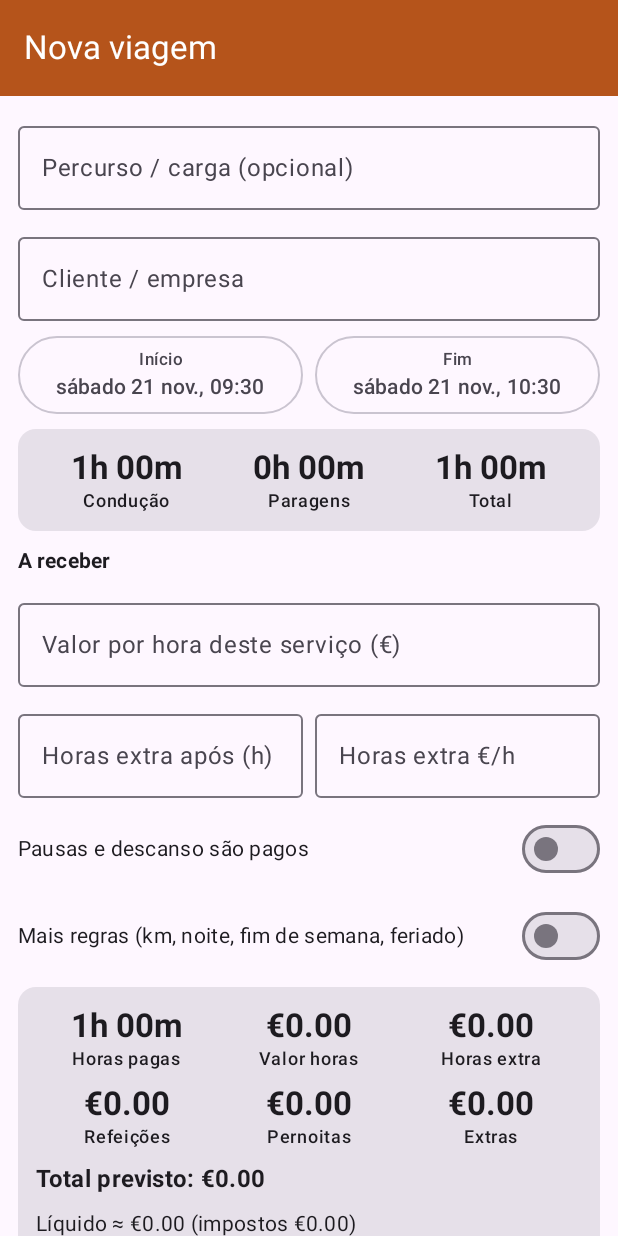
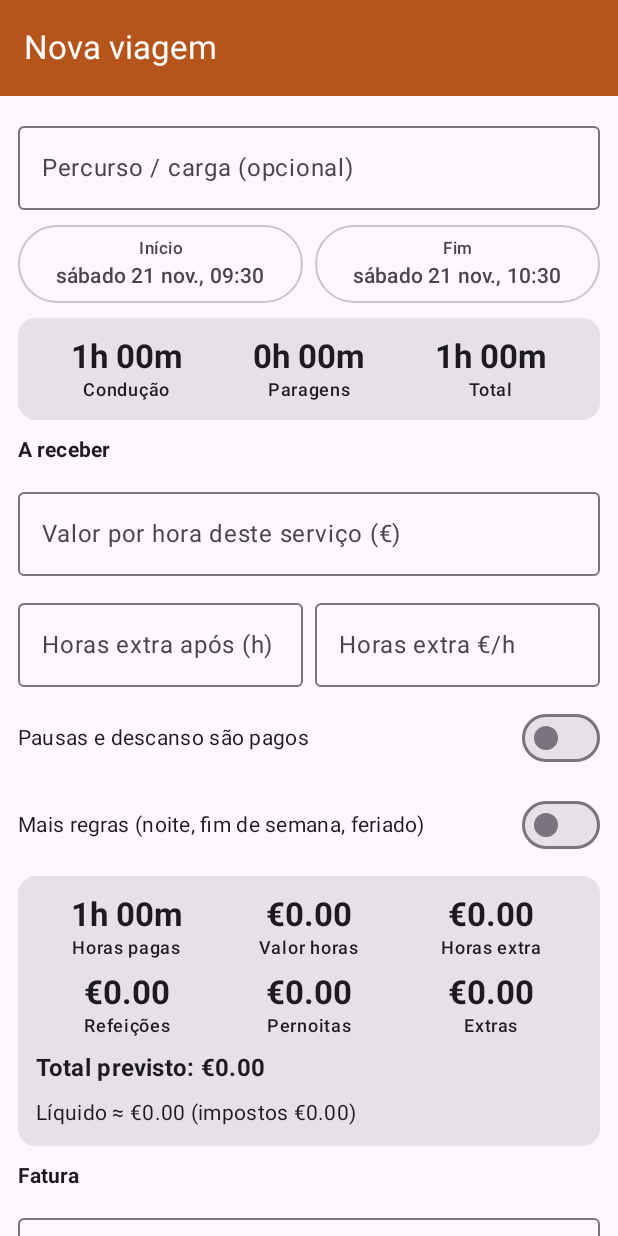
Before and after one commit to Qcenaman/Francesinha, an Android app built with Jetpack Compose: the screen it shows after launch (MainActivity), after a tap on "+ Nova viagem", on a phone screen of 412 x 824 dp. Run offline under Robolectric (Android 15) with nearby library versions, the phone set to English and light mode, and no system bars.

Commit message:
Francesinha 2.1.0 – simpler pay
What's changed:
- Removed the client / employer field and the totals per client (he always works for the same company)
- Removed pay per km from trips, Settings, totals and the spreadsheet (he's paid by the hour)
- The spreadsheet export no longer has the client, km pay and GPS km columns

Co-Authored-By: Claude Opus 5.5 <noreply@anthropic.com>
Claude-Session: https://claude.ai/code/session_0166meMQT2fUanWM5StgGhEV

```diff
--- a/app/build.gradle.kts
+++ b/app/build.gradle.kts
@@ -12,8 +12,8 @@ android {
         applicationId = "com.qcenaman.francesinha"
         minSdk = 26
         targetSdk = 35
-        versionCode = 4
-        versionName = "2.0.0"
+        versionCode = 5
+        versionName = "2.1.0"
     }
 
     signingConfigs {
--- a/app/src/main/java/com/qcenaman/francesinha/data/Codec.kt
+++ b/app/src/main/java/com/qcenaman/francesinha/data/Codec.kt
@@ -92,10 +92,10 @@ object Codec {
             .opt("hourlyRate", s.hourlyRate).put("paidBreaks", s.paidBreaks)
             .opt("overtimeAfterMin", s.overtimeAfterMin).opt("overtimeRate", s.overtimeRate)
             .opt("invoiceEuros", s.invoiceEuros).opt("plannedEuros", s.plannedEuros)
-            .opt("perKmRate", s.perKmRate).opt("nightPct", s.nightPct).opt("weekendPct", s.weekendPct)
+            .opt("nightPct", s.nightPct).opt("weekendPct", s.weekendPct)
             .opt("holidayPct", s.holidayPct).put("holiday", s.holiday)
             .put("nightFromHour", s.nightFromHour).put("nightToHour", s.nightToHour)
-            .put("client", s.client).put("photos", JSONArray(s.photos))
+            .put("photos", JSONArray(s.photos))
             .opt("startLat", s.startLat).opt("startLon", s.startLon)
             .opt("endLat", s.endLat).opt("endLon", s.endLon)
             .put("pauses", pauses)
@@ -122,14 +122,12 @@ object Codec {
             overtimeRate = o.doubleOrNull("overtimeRate"),
             invoiceEuros = o.doubleOrNull("invoiceEuros"),
             plannedEuros = o.doubleOrNull("plannedEuros"),
-            perKmRate = o.doubleOrNull("perKmRate"),
             nightPct = o.doubleOrNull("nightPct"),
             weekendPct = o.doubleOrNull("weekendPct"),
             holidayPct = o.doubleOrNull("holidayPct"),
             holiday = o.optBoolean("holiday", false),
             nightFromHour = o.optInt("nightFromHour", 22),
             nightToHour = o.optInt("nightToHour", 7),
-            client = o.optString("client", ""),
             photos = o.optJSONArray("photos")?.let { a -> (0 until a.length()).map { a.getString(it) } } ?: emptyList(),
             pauses = (0 until arr.length()).map { pauseFromJson(arr.getJSONObject(it)) },
             extras = (0 until ex.length()).map { extraFromJson(ex.getJSONObject(it)) },
--- a/app/src/main/java/com/qcenaman/francesinha/data/Prefs.kt
+++ b/app/src/main/java/com/qcenaman/francesinha/data/Prefs.kt
@@ -99,21 +99,17 @@ object Prefs {
         sp(ctx).edit().putString("presets", Codec.encodePresets(list)).apply()
 
 
-    fun lastClient(ctx: Context): String = sp(ctx).getString("lastClient", "") ?: ""
-    fun setLastClient(ctx: Context, v: String) = sp(ctx).edit().putString("lastClient", v).apply()
 
     /** A new trip with the default pay settings filled in. */
     fun newSessionDefaults(ctx: Context, s: com.qcenaman.francesinha.model.Session) = s.copy(
         hourlyRate = s.hourlyRate ?: rate(ctx),
         overtimeAfterMin = s.overtimeAfterMin ?: overtimeAfterMin(ctx),
         overtimeRate = s.overtimeRate ?: overtimeRate(ctx),
-        perKmRate = s.perKmRate ?: num(ctx, "perKm"),
         nightPct = s.nightPct ?: num(ctx, "nightPct"),
         weekendPct = s.weekendPct ?: num(ctx, "weekendPct"),
         holidayPct = s.holidayPct ?: num(ctx, "holidayPct"),
         nightFromHour = nightFromHour(ctx),
         nightToHour = nightToHour(ctx),
-        client = s.client.ifBlank { lastClient(ctx) },
     )
 
     /** Every setting, for backups. */
--- a/app/src/main/java/com/qcenaman/francesinha/logic/Csv.kt
+++ b/app/src/main/java/com/qcenaman/francesinha/logic/Csv.kt
@@ -10,7 +10,7 @@ object Csv {
 
     fun export(sessions: List<Session>, now: Long): String {
         val sb = StringBuilder()
-        sb.append("date,start,end,client,title,driving_h,pauses_h,total_h,km,gps_km,odo_start,odo_end,paid_h,eur_per_hour,hours_pay,overtime_h,overtime_pay,km_pay,night_weekend_holiday_pay,meals,sleepovers,meals_eur,sleepovers_eur,prizes_supplements_discounts_custom_eur,expenses_eur,refunded_eur,expected_pay_eur,planned_eur,invoice_eur,invoice_diff_eur,pauses,extras,notes\n")
+        sb.append("date,start,end,title,driving_h,pauses_h,total_h,km,odo_start,odo_end,paid_h,eur_per_hour,hours_pay,overtime_h,overtime_pay,night_weekend_holiday_pay,meals,sleepovers,meals_eur,sleepovers_eur,prizes_supplements_discounts_custom_eur,expenses_eur,refunded_eur,expected_pay_eur,planned_eur,invoice_eur,invoice_diff_eur,pauses,extras,notes\n")
         for (s in sessions.sortedBy { it.start }) {
             val pauses = s.pauses.joinToString(" | ") { p ->
                 "${p.type.label} ${Fmt.time(p.start)}-${p.end?.let { Fmt.time(it) } ?: "now"}" +
@@ -20,13 +20,11 @@ object Csv {
                 Fmt.isoDate(s.start),
                 Fmt.time(s.start),
                 s.end?.let { Fmt.time(it) } ?: "",
-                s.client,
                 s.title,
                 Fmt.hours(Stats.drivingMs(s, now)),
                 Fmt.hours(Stats.pauseMs(s, now)),
                 Fmt.hours(Stats.totalMs(s, now)),
                 Fmt.num(s.km()),
-                Fmt.num(s.gpsMeters / 1000.0),
                 s.odoStart?.let { Fmt.num(it) } ?: "",
                 s.odoEnd?.let { Fmt.num(it) } ?: "",
                 Fmt.hours(Stats.paidMs(s, now)),
@@ -34,7 +32,6 @@ object Csv {
                 money(Stats.hourPay(s, now)),
                 Fmt.hours(Stats.overtimeMs(s, now)),
                 money(Stats.overtimePay(s, now)),
-                money(Stats.kmPay(s)),
                 money(Stats.supplementPay(s, now)),
                 s.extras.count { it.type.isMeal }.toString(),
                 s.extras.count { it.type.isSleepover }.toString(),
--- a/app/src/main/java/com/qcenaman/francesinha/logic/SessionOps.kt
+++ b/app/src/main/java/com/qcenaman/francesinha/logic/SessionOps.kt
@@ -49,7 +49,6 @@ object SessionOps {
             paidBreaks = prev.paidBreaks || cur.paidBreaks,
             overtimeAfterMin = prev.overtimeAfterMin ?: cur.overtimeAfterMin,
             overtimeRate = prev.overtimeRate ?: cur.overtimeRate,
-            client = prev.client.ifBlank { cur.client },
             photos = prev.photos + cur.photos,
             holiday = prev.holiday || cur.holiday,
             invoiceEuros = if (prev.invoiceEuros != null || cur.invoiceEuros != null) (prev.invoiceEuros ?: 0.0) + (cur.invoiceEuros ?: 0.0) else null,
--- a/app/src/main/java/com/qcenaman/francesinha/logic/Stats.kt
+++ b/app/src/main/java/com/qcenaman/francesinha/logic/Stats.kt
@@ -22,7 +22,6 @@ data class Totals(
     val hourPay: Double = 0.0,
     val overtimePay: Double = 0.0,
     val adjustEuros: Double = 0.0,
-    val kmPay: Double = 0.0,
     val supplementPay: Double = 0.0,
     val nightMs: Long = 0,
     val weekendMs: Long = 0,
@@ -35,7 +34,7 @@ data class Totals(
     val invoicedTrips: Int = 0,
 ) {
     /** Everything earned (gross): hours, overtime, supplements, km, meals, sleepovers, extras, refunds. */
-    val euros: Double get() = hourPay + overtimePay + supplementPay + kmPay + mealEuros + sleepoverEuros + adjustEuros + refundedEuros
+    val euros: Double get() = hourPay + overtimePay + supplementPay + mealEuros + sleepoverEuros + adjustEuros + refundedEuros
     val invoiceDiff: Double get() = invoiced - invoicedExpected
 }
 
@@ -143,11 +142,9 @@ object Stats {
         return rate * (night + weekend + holiday) / 100.0 / H
     }
 
-    fun kmPay(s: Session): Double = (s.perKmRate ?: 0.0) * s.km()
-
     /** Pay for the work itself; % custom items are worked out from this. */
     fun workPay(s: Session, now: Long): Double =
-        hourPay(s, now) + overtimePay(s, now) + supplementPay(s, now) + kmPay(s)
+        hourPay(s, now) + overtimePay(s, now) + supplementPay(s, now)
 
     fun extraValue(e: com.qcenaman.francesinha.model.Extra, s: Session, now: Long): Double {
         val pct = e.percent
@@ -213,7 +210,6 @@ object Stats {
             hourPay = list.sumOf { hourPay(it, now) },
             overtimePay = list.sumOf { overtimePay(it, now) },
             adjustEuros = list.sumOf { adjustEuros(it, now) },
-            kmPay = list.sumOf { kmPay(it) },
             supplementPay = list.sumOf { supplementPay(it, now) },
             nightMs = list.sumOf { nightMs(it, now) },
             weekendMs = list.sumOf { weekendMs(it, now) },
--- a/app/src/main/java/com/qcenaman/francesinha/logic/Translations.kt
+++ b/app/src/main/java/com/qcenaman/francesinha/logic/Translations.kt
@@ -8,7 +8,6 @@ object Translations {
         "%d meals · %d sleepovers · extras %s" to "%d refeições · %d pernoitas · extras %s",
         "%d stop (%s)" to "%d paragem (%s)",
         "%d stops (%s)" to "%d paragens (%s)",
-        "%d trips · paid %s · %s" to "%d viagens · pago %s · %s",
         "%d trips · stops %s" to "%d viagens · paragens %s",
         "%s at %s/h" to "%s a %s/h",
         "(incl. %s overtime)" to "(incl. %s de horas extra)",
@@ -33,11 +32,9 @@ object Translations {
         "Breaks and rest are paid" to "Pausas e descanso são pagos",
         "Breaks and stops" to "Pausas e paragens",
         "Breaks must be inside the trip times." to "As pausas têm de estar dentro do horário da viagem.",
-        "By client" to "Por cliente",
         "By day" to "Por dia",
         "Cancel" to "Cancelar",
         "Choose photo" to "Escolher foto",
-        "Client / employer" to "Cliente / empresa",
         "Custom" to "Personalizado",
         "Custom items" to "Itens personalizados",
         "Deduct (instead of add)" to "Descontar (em vez de somar)",
@@ -64,6 +61,7 @@ object Translations {
         "Expense" to "Despesa",
         "Expenses %s (refunded %s)" to "Despesas %s (reembolsado %s)",
         "Export / share as spreadsheet (CSV)" to "Exportar / partilhar como folha de cálculo (CSV)",
+        "Extra % on the hourly rate. Leave empty if not used." to "% extra sobre o valor por hora. Deixe vazio se não usar.",
         "Extras" to "Extras",
         "Filled in on each new trip; change it on a trip when a job pays differently." to "Preenchido em cada viagem nova; altere na viagem quando um serviço paga diferente.",
         "Final invoice amount (€)" to "Valor final da fatura (€)",
@@ -86,11 +84,9 @@ object Translations {
         "Keep" to "Manter",
         "Kilometres" to "Quilómetros",
         "Km driven (or use the odometer above)" to "Km feitos (ou use o conta-km acima)",
-        "Km pay" to "Valor km",
         "Language" to "Idioma",
         "Last month" to "Mês passado",
         "Last week" to "Semana passada",
-        "Leave empty if not used. Pay per hour stays the main rate." to "Deixe vazio se não usar. O valor por hora continua a ser o principal.",
         "Loading / Unloading" to "Carga / Descarga",
         "Lunch" to "Almoço",
         "Make a backup" to "Fazer cópia de segurança",
@@ -102,7 +98,7 @@ object Translations {
         "Meals, sleepovers, prizes, supplements, discounts, custom items and expenses go here." to "Refeições, pernoitas, prémios, suplementos, descontos, itens personalizados e despesas ficam aqui.",
         "Month pay" to "Pagamento do mês",
         "More pay rules (defaults for new trips)" to "Mais regras de pagamento (para viagens novas)",
-        "More pay rules (km, night, weekend, holiday)" to "Mais regras (km, noite, fim de semana, feriado)",
+        "More pay rules (night, weekend, holiday)" to "Mais regras (noite, fim de semana, feriado)",
         "Name" to "Nome",
         "Net: %s" to "Líquido: %s",
         "New trip" to "Nova viagem",
@@ -132,7 +128,6 @@ object Translations {
         "Pay" to "A receber",
         "Pay %s" to "A receber %s",
         "Pay per hour for this job (€)" to "Valor por hora deste serviço (€)",
-        "Pay per km (€)" to "Valor por km (€)",
         "Payslip / invoice received for %s (€)" to "Recibo / fatura recebido de %s (€)",
         "Percentage instead of a fixed amount" to "Percentagem em vez de valor fixo",
         "Planned: %s" to "Planeado: %s",
@@ -199,7 +194,6 @@ object Translations {
         "%d meals · %d sleepovers · extras %s" to "%d repas · %d nuits · extras %s",
         "%d stop (%s)" to "%d arrêt (%s)",
         "%d stops (%s)" to "%d arrêts (%s)",
-        "%d trips · paid %s · %s" to "%d trajets · payé %s · %s",
         "%d trips · stops %s" to "%d trajets · arrêts %s",
         "%s at %s/h" to "%s à %s/h",
         "(incl. %s overtime)" to "(dont %s d'heures sup.)",
@@ -224,11 +218,9 @@ object Translations {
         "Breaks and rest are paid" to "Pauses et repos payés",
         "Breaks and stops" to "Pauses et arrêts",
         "Breaks must be inside the trip times." to "Les pauses doivent être dans les horaires du trajet.",
-        "By client" to "Par client",
         "By day" to "Par jour",
         "Cancel" to "Annuler",
         "Choose photo" to "Choisir une photo",
-        "Client / employer" to "Client / employeur",
         "Custom" to "Personnalisé",
         "Custom items" to "Éléments personnalisés",
         "Deduct (instead of add)" to "Déduire (au lieu d'ajouter)",
@@ -255,6 +247,7 @@ object Translations {
         "Expense" to "Dépense",
         "Expenses %s (refunded %s)" to "Dépenses %s (remboursé %s)",
         "Export / share as spreadsheet (CSV)" to "Exporter / partager en tableur (CSV)",
+        "Extra % on the hourly rate. Leave empty if not used." to "% en plus du taux horaire. Laissez vide si non utilisé.",
         "Extras" to "Extras",
         "Filled in on each new trip; change it on a trip when a job pays differently." to "Rempli sur chaque nouveau trajet ; modifiez-le si un travail paie différemment.",
         "Final invoice amount (€)" to "Montant final de la facture (€)",
@@ -277,11 +270,9 @@ object Translations {
         "Keep" to "Garder",
         "Kilometres" to "Kilomètres",
         "Km driven (or use the odometer above)" to "Km parcourus (ou utilisez le compteur ci-dessus)",
-        "Km pay" to "Paie km",
         "Language" to "Langue",
         "Last month" to "Mois dernier",
         "Last week" to "Semaine dernière",
-        "Leave empty if not used. Pay per hour stays the main rate." to "Laissez vide si non utilisé. Le taux horaire reste le principal.",
         "Loading / Unloading" to "Chargement / Déchargement",
         "Lunch" to "Déjeuner",
         "Make a backup" to "Faire une sauvegarde",
@@ -293,7 +284,7 @@ object Translations {
         "Meals, sleepovers, prizes, supplements, discounts, custom items and expenses go here." to "Repas, nuits, primes, suppléments, déductions, éléments perso et dépenses vont ici.",
         "Month pay" to "Paie du mois",
         "More pay rules (defaults for new trips)" to "Autres règles de paie (nouveaux trajets)",
-        "More pay rules (km, night, weekend, holiday)" to "Autres règles (km, nuit, week-end, férié)",
+        "More pay rules (night, weekend, holiday)" to "Autres règles (nuit, week-end, férié)",
         "Name" to "Nom",
         "Net: %s" to "Net : %s",
         "New trip" to "Nouveau trajet",
@@ -323,7 +314,6 @@ object Translations {
         "Pay" to "Paie",
         "Pay %s" to "Paie %s",
         "Pay per hour for this job (€)" to "Taux horaire de ce travail (€)",
-        "Pay per km (€)" to "Paie par km (€)",
         "Payslip / invoice received for %s (€)" to "Fiche de paie / facture reçue pour %s (€)",
         "Percentage instead of a fixed amount" to "Pourcentage au lieu d'un montant fixe",
         "Planned: %s" to "Planifié : %s",
--- a/app/src/main/java/com/qcenaman/francesinha/model/Models.kt
+++ b/app/src/main/java/com/qcenaman/francesinha/model/Models.kt
@@ -105,8 +105,6 @@ data class Session(
     val invoiceEuros: Double? = null,
     /** Expected pay entered before the trip (to compare with the invoice). */
     val plannedEuros: Double? = null,
-    /** Pay per km (null = not paid per km). */
-    val perKmRate: Double? = null,
     /** Extra % on the hourly rate for paid time at night / on weekends / on a holiday. */
     val nightPct: Double? = null,
     val weekendPct: Double? = null,
@@ -115,8 +113,6 @@ data class Session(
     /** Night window, hours of the day (wraps past midnight). */
     val nightFromHour: Int = 22,
     val nightToHour: Int = 7,
-    /** Employer / client this trip was for. */
-    val client: String = "",
     /** Receipt / invoice photo file names (in the app's receipts folder). */
     val photos: List<String> = emptyList(),
     val pauses: List<Pause> = emptyList(),
--- a/app/src/main/java/com/qcenaman/francesinha/ui/EditScreen.kt
+++ b/app/src/main/java/com/qcenaman/francesinha/ui/EditScreen.kt
@@ -80,7 +80,6 @@ fun EditScreen(modifier: Modifier, id: Long, onDone: () -> Unit) {
             value = s.title, onValueChange = { s = s.copy(title = it) },
             label = { Text(tr("Route / load (optional)")) }, modifier = Modifier.fillMaxWidth(), singleLine = true,
         )
-        ClientField(s.client) { s = s.copy(client = it) }
 
         Row(horizontalArrangement = Arrangement.spacedBy(8.dp)) {
             OutlinedButton(onClick = { pickDateTime(ctx, s.start) { s = s.copy(start = it) } }, Modifier.weight(1f)) {
@@ -227,7 +226,6 @@ fun EditScreen(modifier: Modifier, id: Long, onDone: () -> Unit) {
                 invoiceEuros = parseNum(invoice),
             )
             Store.upsert(saved)
-            if (saved.client.isNotBlank()) Prefs.setLastClient(ctx, saved.client)
             onDone()
         }, Modifier.fillMaxWidth().height(52.dp)) { Text(tr("Save")) }
 
@@ -311,11 +309,10 @@ fun PayEditor(s: Session, now: Long, onChange: (Session) -> Unit) {
     var rate by remember(s.id) { mutableStateOf(s.hourlyRate?.let { money(it) } ?: "") }
     var otAfter by remember(s.id) { mutableStateOf(s.overtimeAfterMin?.let { Fmt.num(it / 60.0) } ?: "") }
     var otRate by remember(s.id) { mutableStateOf(s.overtimeRate?.let { money(it) } ?: "") }
-    var perKm by remember(s.id) { mutableStateOf(s.perKmRate?.let { String.format(java.util.Locale.US, "%.3f", it) } ?: "") }
     var night by remember(s.id) { mutableStateOf(s.nightPct?.let { Fmt.num(it) } ?: "") }
     var weekend by remember(s.id) { mutableStateOf(s.weekendPct?.let { Fmt.num(it) } ?: "") }
     var holiday by remember(s.id) { mutableStateOf(s.holidayPct?.let { Fmt.num(it) } ?: "") }
-    var more by remember { mutableStateOf(s.perKmRate != null || s.nightPct != null || s.weekendPct != null || s.holiday) }
+    var more by remember { mutableStateOf(s.nightPct != null || s.weekendPct != null || s.holiday) }
 
     @Composable
     fun NumField(value: String, label: String, modifier: Modifier, set: (String) -> Unit) = OutlinedTextField(
@@ -339,12 +336,8 @@ fun PayEditor(s: Session, now: Long, onChange: (Session) -> Unit) {
         }
     }
     SwitchRow(tr("Breaks and rest are paid"), s.paidBreaks) { onChange(s.copy(paidBreaks = it)) }
-    SwitchRow(tr("More pay rules (km, night, weekend, holiday)"), more) { more = it }
+    SwitchRow(tr("More pay rules (night, weekend, holiday)"), more) { more = it }
     if (more) {
-        NumField(perKm, tr("Pay per km (€)"), Modifier.fillMaxWidth()) {
-            perKm = it
-            onChange(s.copy(perKmRate = parseNum(it)))
-        }
         Row(horizontalArrangement = Arrangement.spacedBy(8.dp)) {
             NumField(night, tr("Night +%% (%d–%d h)", s.nightFromHour, s.nightToHour), Modifier.weight(1f)) {
                 night = it
@@ -378,7 +371,6 @@ fun PayEditor(s: Session, now: Long, onChange: (Session) -> Unit) {
             )
             if (more) {
                 StatRow(
-                    tr("Km pay") to Fmt.eur(Stats.kmPay(s)),
                     tr("Night/weekend") to Fmt.eur(Stats.supplementPay(s, now)),
                     tr("Night hours") to Fmt.duration(Stats.nightMs(s, now)),
                 )
@@ -403,26 +395,6 @@ fun PayEditor(s: Session, now: Long, onChange: (Session) -> Unit) {
     }
 }
 
-/** Client / employer with quick picks from earlier trips. */
-@Composable
-fun ClientField(value: String, onChange: (String) -> Unit) {
-    val known = Store.sessions.value.map { it.client }.filter { it.isNotBlank() }.distinct().take(8)
-    var open by remember { mutableStateOf(false) }
-    Row(verticalAlignment = Alignment.CenterVertically) {
-        OutlinedTextField(
-            value = value, onValueChange = onChange, label = { Text(tr("Client / employer")) },
-            modifier = Modifier.weight(1f), singleLine = true,
-        )
-        if (known.isNotEmpty()) {
-            Box {
-                TextButton(onClick = { open = true }) { Text("▾") }
-                DropdownMenu(expanded = open, onDismissRequest = { open = false }) {
-                    known.forEach { c -> DropdownMenuItem(text = { Text(c) }, onClick = { open = false; onChange(c) }) }
-                }
-            }
-        }
-    }
-}
 
 /** Receipt / invoice photos: take one, pick one, view, remove. */
 @Composable
--- a/app/src/main/java/com/qcenaman/francesinha/ui/SettingsScreen.kt
+++ b/app/src/main/java/com/qcenaman/francesinha/ui/SettingsScreen.kt
@@ -162,8 +162,7 @@ private fun PayRulesCard() {
     Card {
         Column(Modifier.fillMaxWidth().padding(14.dp), verticalArrangement = Arrangement.spacedBy(8.dp)) {
             Text(tr("More pay rules (defaults for new trips)"), fontWeight = FontWeight.Bold)
-            Text(tr("Leave empty if not used. Pay per hour stays the main rate."), style = MaterialTheme.typography.bodySmall)
-            MoneyField(tr("Pay per km (€)"), Prefs.num(ctx, "perKm"), digits = 3) { Prefs.setNum(ctx, "perKm", it) }
+            Text(tr("Extra % on the hourly rate. Leave empty if not used."), style = MaterialTheme.typography.bodySmall)
             Row(horizontalArrangement = Arrangement.spacedBy(8.dp)) {
                 MoneyField(tr("Night +%"), Prefs.num(ctx, "nightPct"), Modifier.weight(1f), 1) { Prefs.setNum(ctx, "nightPct", it) }
                 OutlinedTextField(
```
Also changed, not shown: app/src/main/java/com/qcenaman/francesinha/ui/SummaryScreen.kt (+1 -21 lines), 1 other file.
